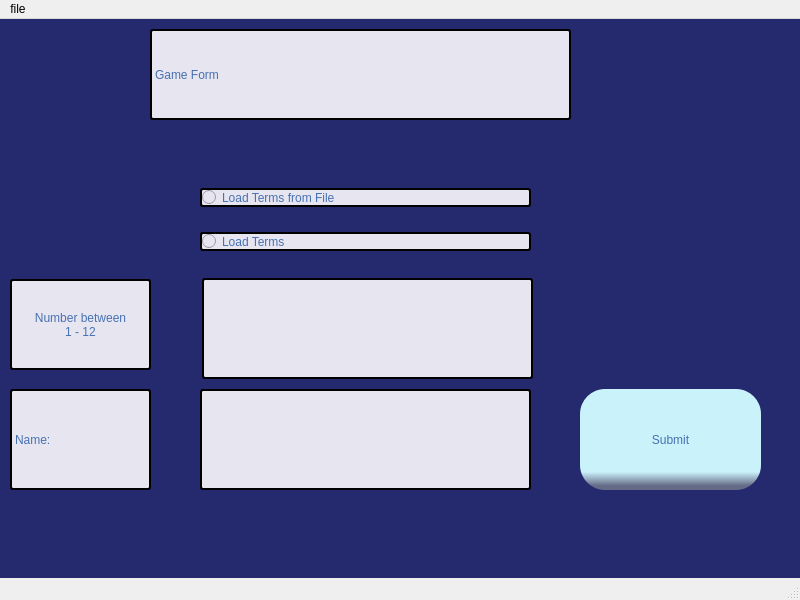
Qt form mainwindow/mainwindow.ui (ErinCleaver-Dev/Hangman-final-project) before a commit.
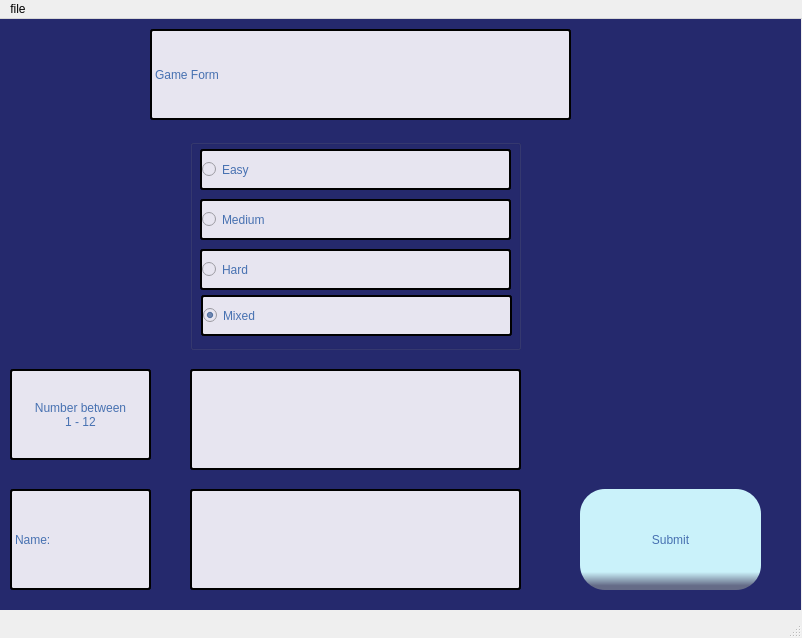
The same form after that commit. The open tabs and pages were chosen to show the change.

The edit to the form file:
```diff
--- a/mainwindow/mainwindow.ui
+++ b/mainwindow/mainwindow.ui
@@ -6,8 +6,8 @@
    <rect>
     <x>0</x>
     <y>0</y>
-    <width>800</width>
-    <height>600</height>
+    <width>802</width>
+    <height>638</height>
    </rect>
   </property>
   <property name="windowTitle">
@@ -129,7 +129,7 @@
       <property name="geometry">
        <rect>
         <x>40</x>
-        <y>370</y>
+        <y>470</y>
         <width>141</width>
         <height>101</height>
        </rect>
@@ -150,7 +150,7 @@
       <property name="geometry">
        <rect>
         <x>610</x>
-        <y>370</y>
+        <y>470</y>
         <width>181</width>
         <height>101</height>
        </rect>
@@ -174,7 +174,7 @@
       <property name="geometry">
        <rect>
         <x>40</x>
-        <y>260</y>
+        <y>350</y>
         <width>141</width>
         <height>91</height>
        </rect>
@@ -219,8 +219,8 @@
      <widget class="QLineEdit" name="txGetNumber">
       <property name="geometry">
        <rect>
-        <x>232</x>
-        <y>259</y>
+        <x>220</x>
+        <y>350</y>
         <width>331</width>
         <height>101</height>
        </rect>
@@ -237,8 +237,8 @@
      <widget class="QLineEdit" name="txGetName">
       <property name="geometry">
        <rect>
-        <x>230</x>
-        <y>370</y>
+        <x>220</x>
+        <y>470</y>
         <width>331</width>
         <height>101</height>
        </rect>
@@ -252,47 +252,105 @@
 border-radius: 3px;</string>
       </property>
      </widget>
-     <widget class="QWidget" name="layoutWidget">
+     <widget class="QGroupBox" name="RadioButtons">
       <property name="geometry">
        <rect>
-        <x>230</x>
-        <y>150</y>
+        <x>220</x>
+        <y>120</y>
         <width>331</width>
-        <height>101</height>
+        <height>211</height>
        </rect>
       </property>
-      <layout class="QVBoxLayout" name="RadioButtons">
-       <item>
-        <widget class="QRadioButton" name="rbLoadTermsFromFile">
-         <property name="styleSheet">
-          <string notr="true">background-color: rgb(231, 229, 240);
-font: 20pt &quot;MS Shell Dlg 2&quot;;
+      <property name="title">
+       <string/>
+      </property>
+      <widget class="QRadioButton" name="rbEasy">
+       <property name="geometry">
+        <rect>
+         <x>10</x>
+         <y>10</y>
+         <width>311</width>
+         <height>41</height>
+        </rect>
+       </property>
+       <property name="styleSheet">
+        <string notr="true">background-color: rgb(231, 229, 240);
+font: 12pt &quot;MS Shell Dlg 2&quot;;
 qproperty-alignment: AlignCenter;
 color: rgb(71, 113, 177);
 border: 2px solid black;
 border-radius: 3px;</string>
-         </property>
-         <property name="text">
-          <string>Load Terms from File</string>
-         </property>
-        </widget>
-       </item>
-       <item>
-        <widget class="QRadioButton" name="rbLoadTerms">
-         <property name="styleSheet">
-          <string notr="true">background-color: rgb(231, 229, 240);
-font: 20pt &quot;MS Shell Dlg 2&quot;;
+       </property>
+       <property name="text">
+        <string>Easy</string>
+       </property>
+      </widget>
+      <widget class="QRadioButton" name="rbMedium">
+       <property name="geometry">
+        <rect>
+         <x>10</x>
+         <y>60</y>
+         <width>311</width>
+         <height>41</height>
+        </rect>
+       </property>
+       <property name="styleSheet">
+        <string notr="true">background-color: rgb(231, 229, 240);
+font: 12pt &quot;MS Shell Dlg 2&quot;;
 qproperty-alignment: AlignCenter;
 color: rgb(71, 113, 177);
 border: 2px solid black;
 border-radius: 3px;</string>
-         </property>
-         <property name="text">
-          <string>Load Terms</string>
-         </property>
-        </widget>
-       </item>
-      </layout>
+       </property>
+       <property name="text">
+        <string>Medium</string>
+       </property>
+      </widget>
+      <widget class="QRadioButton" name="rbHard">
+       <property name="geometry">
+        <rect>
+         <x>10</x>
+         <y>110</y>
+         <width>311</width>
+         <height>41</height>
+        </rect>
+       </property>
+       <property name="styleSheet">
+        <string notr="true">background-color: rgb(231, 229, 240);
+font: 12pt &quot;MS Shell Dlg 2&quot;;
+qproperty-alignment: AlignCenter;
+color: rgb(71, 113, 177);
+border: 2px solid black;
+border-radius: 3px;</string>
+       </property>
+       <property name="text">
+        <string>Hard</string>
+       </property>
+      </widget>
+      <widget class="QRadioButton" name="rbMixed">
+       <property name="geometry">
+        <rect>
+         <x>11</x>
+         <y>156</y>
+         <width>311</width>
+         <height>41</height>
+        </rect>
+       </property>
+       <property name="styleSheet">
+        <string notr="true">background-color: rgb(231, 229, 240);
+font: 12pt &quot;MS Shell Dlg 2&quot;;
+qproperty-alignment: AlignCenter;
+color: rgb(71, 113, 177);
+border: 2px solid black;
+border-radius: 3px;</string>
+       </property>
+       <property name="text">
+        <string>Mixed</string>
+       </property>
+       <property name="checked">
+        <bool>true</bool>
+       </property>
+      </widget>
      </widget>
     </widget>
     <widget class="QWidget" name="Hangman">
@@ -827,8 +885,8 @@
     <rect>
      <x>0</x>
      <y>0</y>
-     <width>800</width>
-     <height>21</height>
+     <width>802</width>
+     <height>26</height>
     </rect>
    </property>
    <widget class="QMenu" name="menufile">
```
Left out of the diff: 227 changed lines with no effect on the pictures.
